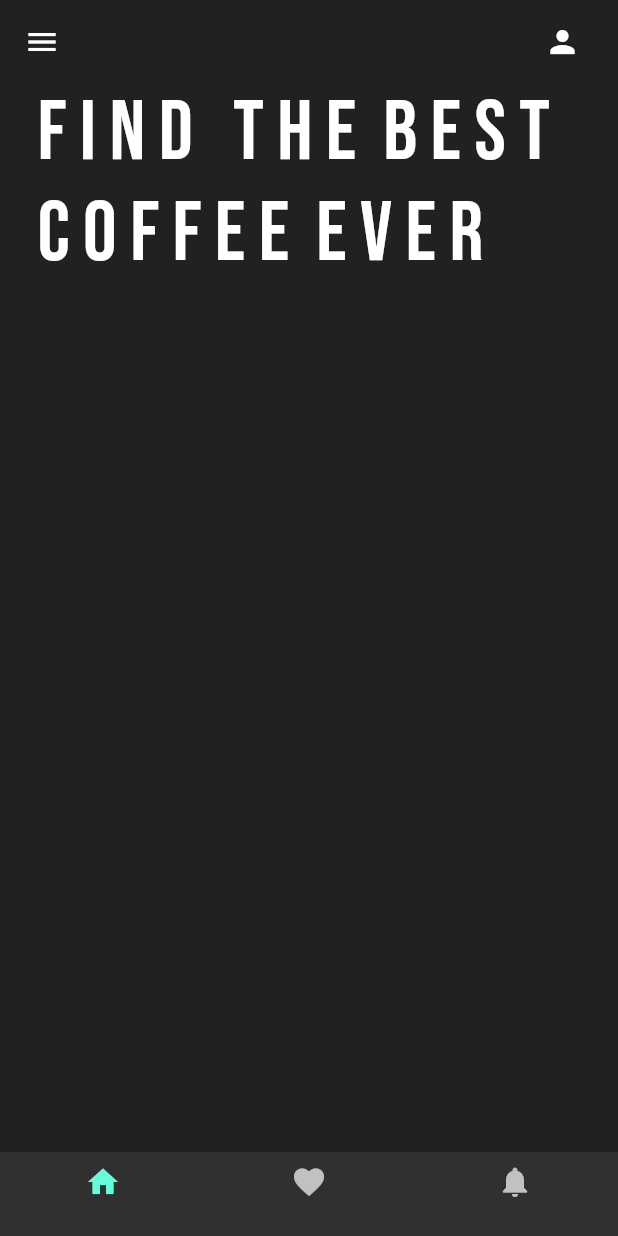
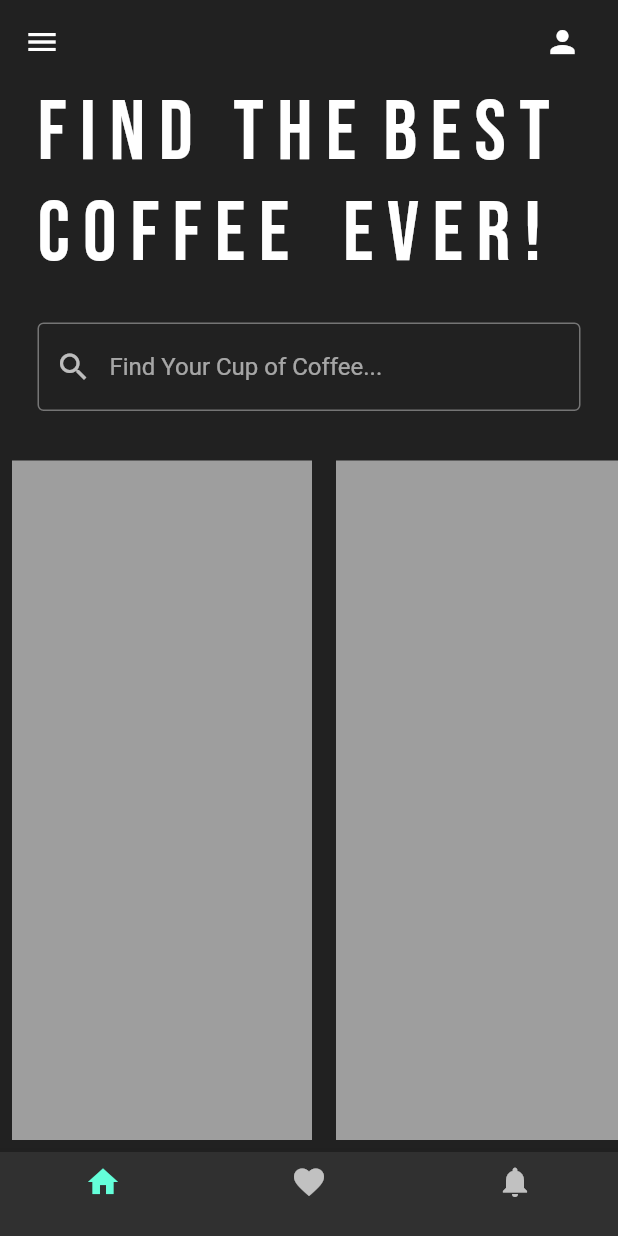
Before and after one commit to mwaidesu/coffeeappUI, a Flutter app: the screen it shows after launch, on a phone screen of 412 x 824 dp. Run offline on Flutter 3.47's test engine with Material 2 defaults, Android fonts, the phone set to English and light mode, and no system bars; our stand-ins replace google_fonts.

Commit message:
Add search bar and listview placeholder code

```diff
--- a/lib/main.dart
+++ b/lib/main.dart
@@ -15,7 +15,8 @@ class MyApp extends StatelessWidget {
     return MaterialApp(
       debugShowCheckedModeBanner: false,
       home: HomePage(),
-      theme: ThemeData(brightness: Brightness.dark),
+      theme: ThemeData(brightness: Brightness.dark,
+      primarySwatch: Colors.orange),
     );
   }
 }
--- a/lib/pages/home_page.dart
+++ b/lib/pages/home_page.dart
@@ -20,25 +20,24 @@ class _HomePageState extends State<HomePage> {
         backgroundColor: Colors.transparent,
         leading: Icon(Icons.menu),
         actions: [
-          Padding(padding: EdgeInsets.only(right: 25.0,
-          ),
-          child: Icon(Icons.person),
+          Padding(
+            padding: EdgeInsets.only(
+              right: 25.0,
+            ),
+            child: Icon(Icons.person),
           ),
         ],
       ),
-      bottomNavigationBar:
-      BottomNavigationBar(
+      bottomNavigationBar: BottomNavigationBar(
         items: [
           BottomNavigationBarItem(
             icon: Icon(Icons.home),
             label: "",
           ),
-
           BottomNavigationBarItem(
             icon: Icon(Icons.favorite),
             label: "",
           ),
-
           BottomNavigationBarItem(
             icon: Icon(Icons.notifications),
             label: "",
@@ -47,22 +46,72 @@ class _HomePageState extends State<HomePage> {
       ),
       body: Column(
         children: [
-              //best coffee title
-          Padding(padding: EdgeInsets.symmetric(horizontal: 25.0),
-          child: Text("F I N D   T H E  B E S T  C O F F E E  E V E R",
-          style: GoogleFonts.bebasNeue(
-            fontSize: 56,
+          //best coffee title
+          Padding(
+            padding: EdgeInsets.symmetric(horizontal: 25.0),
+            child: Text(
+              "F I N D   T H E  B E S T  C O F F E E    E V E R !",
+              style: GoogleFonts.bebasNeue(
+                fontSize: 56,
+              ),
+            ),
+          ),
+          SizedBox(
+            height: 25,
+          ),
+          //searchbar
+          Padding(
+            padding: const EdgeInsets.symmetric(horizontal: 25.0),
+            child: TextField(
+              decoration: InputDecoration(
+                prefixIcon: Icon(Icons.search),
+                hintText: "Find Your Cup of Coffee...",
+                focusedBorder: OutlineInputBorder(
+                  borderSide: BorderSide(
+                    color: Colors.grey.shade600,
+                  ),
+                ),
+                enabledBorder: OutlineInputBorder(
+                  borderSide: BorderSide(
+                    color: Colors.grey.shade600,
+                  ),
+                ),
+              ),
+            ),
+          ),
 
+          SizedBox(
+            height: 25.0,
           ),
-          ),),
-          SizedBox(height: 25,),
-
-
-
-
-          //searchbar
-
           //horizontal listview
+          Expanded(
+            child: ListView(
+              scrollDirection: Axis.horizontal,
+              children: [
+                Padding(
+                  padding: const EdgeInsets.all(8.0),
+                  child: Container(
+                    width: 200,
+                    color: Colors.grey,
+                  ),
+                ),
+                Padding(
+                  padding: const EdgeInsets.all(8.0),
+                  child: Container(
+                    width: 200,
+                    color: Colors.grey,
+                  ),
+                ),
+                Padding(
+                  padding: const EdgeInsets.all(8.0),
+                  child: Container(
+                    width: 200,
+                    color: Colors.grey,
+                  ),
+                ),
+              ],
+            ),
+          ),
 
           //bottom nav bar
         ],
```
